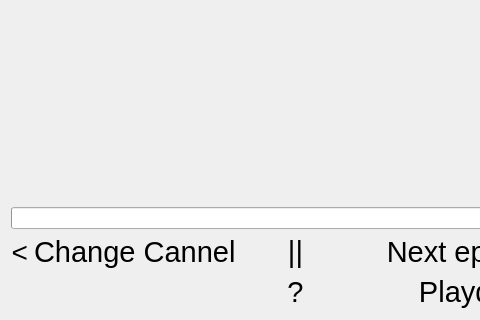
The window that mediaflyplayer/forms/MediaflyPlay.ui (tex/mediafly) describes before a commit, drawn with Qt 5; both pictures show x 0 to 480 and y 240 to 560 of the 590 by 560 pixel window.
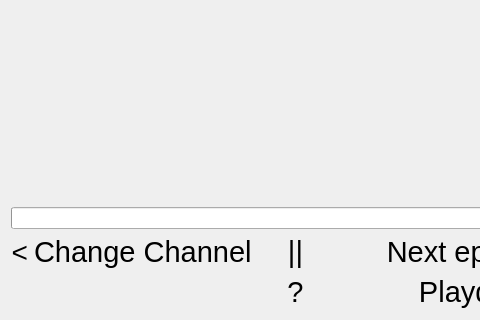
The same window after the commit. Custom widgets are drawn as their Qt base class.

```diff
--- a/mediaflyplayer/forms/MediaflyPlay.ui
+++ b/mediaflyplayer/forms/MediaflyPlay.ui
@@ -80,7 +80,7 @@
           </font>
          </property>
          <property name="text" >
-          <string>Change Cannel</string>
+          <string>Change Channel</string>
          </property>
         </widget>
        </item>
```
